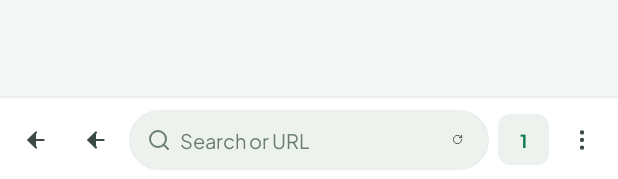
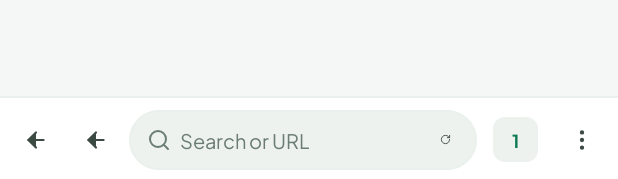
Before and after one commit to alistairfoxlondon-pixel/Joe-Anti-detect-Browser-Mobile, an Android app: the layout activity_browser.xml on its own in the app's theme, with its tools: preview values and no code run, on a phone screen of 412 x 824 dp. Shown: the part 1054-1233 px from the top of the screen. Run offline under Robolectric (Android 15) with nearby library versions, the phone set to English and light mode, and no system bars.

Commit message:
Browser: 48dp tab target; audit rejects undersized touch targets
Co-authored-by: arena-agent <297053741+arena-agent@users.noreply.github.com>

```diff
--- a/app/src/main/java/com/joebrowser/app/browser/BrowserActivity.kt
+++ b/app/src/main/java/com/joebrowser/app/browser/BrowserActivity.kt
@@ -233,7 +233,7 @@ class BrowserActivity : AppCompatActivity() {
 
     private fun updateTabBadge() {
         if (!::binding.isInitialized) return
-        binding.btnTabs.text = tabs.size.coerceAtLeast(1).toString()
+        binding.tabsCount.text = tabs.size.coerceAtLeast(1).toString()
     }
 
     private fun openNewTab(initialUrl: String? = null) {
--- a/app/src/main/res/layout/activity_browser.xml
+++ b/app/src/main/res/layout/activity_browser.xml
@@ -366,23 +366,30 @@
                 android:src="@drawable/ic_refresh" />
         </LinearLayout>
 
-        <TextView
+        <!-- The pill is 34dp because a tab counter that size reads correctly, but the touch
+             target must be 48dp: wrap it in a transparent, padded frame. -->
+        <FrameLayout
             android:id="@+id/btnTabs"
-            android:layout_width="34dp"
-            android:layout_height="34dp"
-            android:layout_marginStart="4dp"
-            android:layout_marginEnd="2dp"
-            android:background="@drawable/bg_chip_neutral"
+            android:layout_width="48dp"
+            android:layout_height="48dp"
+            android:background="?attr/selectableItemBackgroundBorderless"
             android:clickable="true"
             android:contentDescription="@string/browser_tabs_title"
-            android:focusable="true"
-            android:foreground="?attr/selectableItemBackground"
+            android:focusable="true">
+
+            <TextView
+                android:id="@+id/tabsCount"
+                android:layout_width="30dp"
+                android:layout_height="30dp"
+                android:layout_gravity="center"
+                android:background="@drawable/bg_chip_neutral"
                 android:gravity="center"
                 android:maxLines="1"
                 android:text="1"
                 android:textColor="@color/accent"
                 android:textSize="12sp"
                 android:textStyle="bold" />
+        </FrameLayout>
 
         <ImageButton
             android:id="@+id/btnBrowserMenu"
--- a/app/src/main/res/layout/item_stat_card.xml
+++ b/app/src/main/res/layout/item_stat_card.xml
@@ -9,6 +9,7 @@
     android:background="?attr/selectableItemBackground"
     android:clickable="true"
     android:focusable="true"
+    android:minHeight="48dp"
     android:orientation="vertical"
     android:paddingStart="14dp"
     android:paddingTop="13dp"
```
Also changed, not shown: 1 other file. Lines whose indentation alone changed are shown as unchanged.
